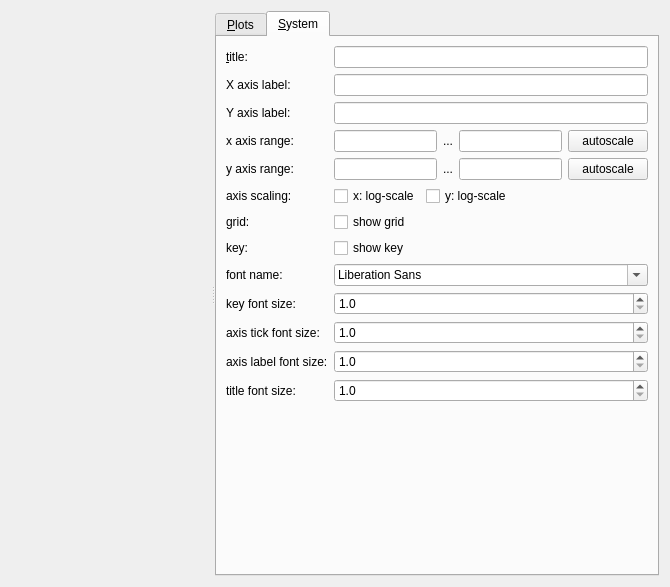
Qt form plugins/table/qfrdrtableplotwidget.ui (jkriege2/QuickFit3) before a commit.
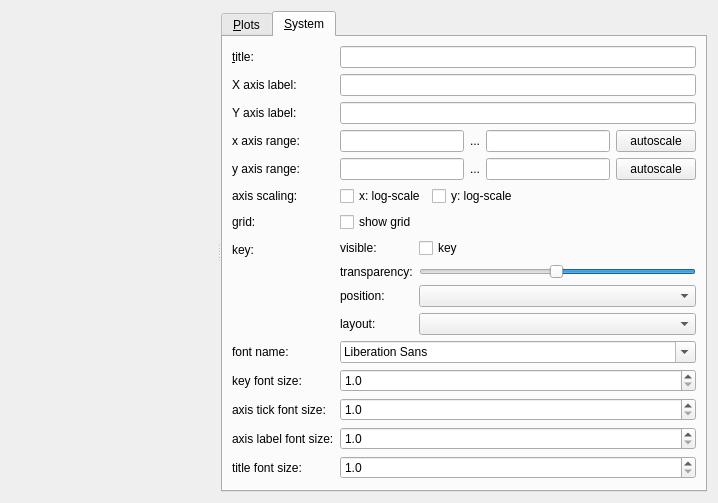
The same form after that commit. The open tabs and pages were chosen to show the change. Icons and pictures are not drawn. Custom widgets are drawn as their Qt base class.

Commit message: QuickFit3/fcs,imFCS,fcs_fit,imFCS_fit: added new plotstyles for errors (polygons) QuickFit3/fcs_fit,imFCS_fit: added checkbox to chow/hide plot keys QuickFit3/maxent: added possibility to change lag-time-axis in diffusion coefficient axis QuickFit3/table: more plot options for keys (position/layout/transparency) QuickFit3/number&brightness: added histograms for number and brightness

What changed in the file:
```diff
--- a/plugins/table/qfrdrtableplotwidget.ui
+++ b/plugins/table/qfrdrtableplotwidget.ui
@@ -6,14 +6,14 @@
    <rect>
     <x>0</x>
     <y>0</y>
-    <width>649</width>
-    <height>587</height>
+    <width>718</width>
+    <height>463</height>
    </rect>
   </property>
   <property name="windowTitle">
    <string>Form</string>
   </property>
-  <layout class="QVBoxLayout" name="verticalLayout_2">
+  <layout class="QHBoxLayout" name="horizontalLayout_5">
    <item>
     <widget class="QVisibleHandleSplitter" name="splitter">
      <property name="orientation">
@@ -40,14 +40,23 @@
       </layout>
      </widget>
      <widget class="QTabWidget" name="tabWidget">
+      <property name="sizePolicy">
+       <sizepolicy hsizetype="MinimumExpanding" vsizetype="Expanding">
+        <horstretch>0</horstretch>
+        <verstretch>0</verstretch>
+       </sizepolicy>
+      </property>
       <property name="currentIndex">
-       <number>0</number>
+       <number>1</number>
       </property>
       <widget class="QWidget" name="tabPlots">
        <attribute name="title">
         <string>&amp;Plots</string>
        </attribute>
        <layout class="QVBoxLayout" name="verticalLayout">
+        <property name="spacing">
+         <number>3</number>
+        </property>
         <item>
          <layout class="QHBoxLayout" name="horizontalLayout">
           <item>
@@ -107,6 +116,12 @@
            <property name="fieldGrowthPolicy">
             <enum>QFormLayout::AllNonFixedFieldsGrow</enum>
            </property>
+           <property name="horizontalSpacing">
+            <number>6</number>
+           </property>
+           <property name="verticalSpacing">
+            <number>3</number>
+           </property>
            <item row="0" column="0">
             <widget class="QLabel" name="label_3">
              <property name="text">
@@ -588,9 +603,6 @@
         <string>&amp;System</string>
        </attribute>
        <layout class="QFormLayout" name="formLayout_3">
-        <property name="fieldGrowthPolicy">
-         <enum>QFormLayout::AllNonFixedFieldsGrow</enum>
-        </property>
         <item row="0" column="0">
          <widget class="QLabel" name="label_9">
           <property name="text">
@@ -604,7 +616,7 @@
         <item row="0" column="1">
          <widget class="QLineEdit" name="edtTitle"/>
         </item>
-        <item row="2" column="0">
+        <item row="1" column="0">
          <widget class="QLabel" name="label_7">
           <property name="text">
            <string>X axis label:</string>
@@ -614,10 +626,10 @@
           </property>
          </widget>
         </item>
-        <item row="2" column="1">
+        <item row="1" column="1">
          <widget class="QLineEdit" name="edtXLabel"/>
         </item>
-        <item row="3" column="0">
+        <item row="2" column="0">
          <widget class="QLabel" name="label_8">
           <property name="text">
            <string>Y axis label:</string>
@@ -627,10 +639,10 @@
           </property>
          </widget>
         </item>
-        <item row="3" column="1">
+        <item row="2" column="1">
          <widget class="QLineEdit" name="edtYLabel"/>
         </item>
-        <item row="4" column="0">
+        <item row="3" column="0">
          <widget class="QLabel" name="label_10">
           <property name="text">
            <string>x axis range:</string>
@@ -640,7 +652,7 @@
           </property>
          </widget>
         </item>
-        <item row="4" column="1">
+        <item row="3" column="1">
          <layout class="QHBoxLayout" name="horizontalLayout_3">
           <item>
            <widget class="QFDoubleEdit" name="edtXMin"/>
@@ -664,7 +676,7 @@
           </item>
          </layout>
         </item>
-        <item row="5" column="0">
+        <item row="4" column="0">
          <widget class="QLabel" name="label_11">
           <property name="text">
            <string>y axis range:</string>
@@ -674,7 +686,7 @@
           </property>
          </widget>
         </item>
-        <item row="5" column="1">
+        <item row="4" column="1">
          <layout class="QHBoxLayout" name="horizontalLayout_4">
           <item>
            <widget class="QFDoubleEdit" name="edtYMin"/>
@@ -698,7 +710,7 @@
           </item>
          </layout>
         </item>
-        <item row="6" column="0">
+        <item row="5" column="0">
          <widget class="QLabel" name="label_12">
           <property name="text">
            <string>axis scaling:</string>
@@ -708,7 +720,7 @@
           </property>
          </widget>
         </item>
-        <item row="6" column="1">
+        <item row="5" column="1">
          <layout class="QHBoxLayout" name="horizontalLayout_2">
           <item>
            <widget class="QCheckBox" name="chkLogX">
@@ -739,7 +751,7 @@
           </item>
          </layout>
         </item>
-        <item row="7" column="0">
+        <item row="6" column="0">
          <widget class="QLabel" name="label_16">
           <property name="text">
            <string>grid:</string>
@@ -749,14 +761,14 @@
           </property>
          </widget>
         </item>
-        <item row="7" column="1">
+        <item row="6" column="1">
          <widget class="QCheckBox" name="chkGrid">
           <property name="text">
            <string>show grid</string>
           </property>
          </widget>
         </item>
-        <item row="8" column="0">
+        <item row="7" column="0">
          <widget class="QLabel" name="label_15">
           <property name="text">
            <string>key:</string>
@@ -766,18 +778,7 @@
           </property>
          </widget>
         </item>
-        <item row="8" column="1">
-         <layout class="QHBoxLayout" name="horizontalLayout_5">
-          <item>
-           <widget class="QCheckBox" name="chkShowKey">
-            <property name="text">
-             <string>show key</string>
-            </property>
-           </widget>
-          </item>
-         </layout>
-        </item>
-        <item row="9" column="0">
+        <item row="8" column="0">
          <widget class="QLabel" name="label_17">
           <property name="text">
            <string>font name:</string>
@@ -787,10 +788,10 @@
           </property>
          </widget>
         </item>
-        <item row="9" column="1">
+        <item row="8" column="1">
          <widget class="QFontComboBox" name="cmbFontname"/>
         </item>
-        <item row="10" column="0">
+        <item row="9" column="0">
          <widget class="QLabel" name="label_18">
           <property name="text">
            <string>key font size:</string>
@@ -800,7 +801,7 @@
           </property>
          </widget>
         </item>
-        <item row="10" column="1">
+        <item row="9" column="1">
          <widget class="QDoubleSpinBox" name="spinKeyFontSize">
           <property name="sizePolicy">
            <sizepolicy hsizetype="Minimum" vsizetype="Fixed">
@@ -819,7 +820,7 @@
           </property>
          </widget>
         </item>
-        <item row="11" column="0">
+        <item row="10" column="0">
          <widget class="QLabel" name="label_19">
           <property name="text">
            <string>axis tick font size:</string>
@@ -829,7 +830,7 @@
           </property>
          </widget>
         </item>
-        <item row="11" column="1">
+        <item row="10" column="1">
          <widget class="QDoubleSpinBox" name="spinAxisFontSize">
           <property name="sizePolicy">
            <sizepolicy hsizetype="Minimum" vsizetype="Fixed">
@@ -848,7 +849,7 @@
           </property>
          </widget>
         </item>
-        <item row="12" column="0">
+        <item row="11" column="0">
          <widget class="QLabel" name="label_20">
           <property name="text">
            <string>axis label font size:</string>
@@ -858,7 +859,7 @@
           </property>
          </widget>
         </item>
-        <item row="12" column="1">
+        <item row="11" column="1">
          <widget class="QDoubleSpinBox" name="spinAxisLabelFontSize">
           <property name="decimals">
            <number>1</number>
@@ -871,20 +872,7 @@
           </property>
          </widget>
         </item>
-        <item row="13" column="1">
-         <widget class="QDoubleSpinBox" name="spinTitleFontSize">
-          <property name="decimals">
-           <number>1</number>
-          </property>
-          <property name="minimum">
-           <double>1.000000000000000</double>
-          </property>
-          <property name="maximum">
-           <double>256.000000000000000</double>
-          </property>
-         </widget>
-        </item>
-        <item row="13" column="0">
+        <item row="12" column="0">
          <widget class="QLabel" name="label_21">
           <property name="text">
            <string>title font size:</string>
@@ -894,6 +882,113 @@
           </property>
          </widget>
         </item>
+        <item row="12" column="1">
+         <widget class="QDoubleSpinBox" name="spinTitleFontSize">
+          <property name="decimals">
+           <number>1</number>
+          </property>
+          <property name="minimum">
+           <double>1.000000000000000</double>
+          </property>
+          <property name="maximum">
+           <double>256.000000000000000</double>
+          </property>
+         </widget>
+        </item>
+        <item row="7" column="1">
+         <layout class="QFormLayout" name="formLayout_2">
+          <item row="0" column="0">
+           <widget class="QLabel" name="label_37">
+            <property name="text">
+             <string>visible:</string>
+            </property>
+            <property name="buddy">
+             <cstring>chkShowKey</cstring>
+            </property>
+           </widget>
+          </item>
+          <item row="0" column="1">
+           <widget class="QCheckBox" name="chkShowKey">
+            <property name="text">
+             <string>key</string>
+            </property>
+           </widget>
+          </item>
+          <item row="1" column="0">
+           <widget class="QLabel" name="label_38">
+            <property name="text">
+             <string>transparency:</string>
+            </property>
+            <property name="buddy">
+             <cstring>sliderKeyTransparency</cstring>
+            </property>
+           </widget>
+          </item>
+          <item row="1" column="1">
+           <widget class="QSlider" name="sliderKeyTransparency">
+            <property name="minimumSize">
+             <size>
+              <width>32</width>
+              <height>0</height>
+             </size>
+            </property>
+            <property name="maximum">
+             <number>255</number>
+            </property>
+            <property name="singleStep">
+             <number>2</number>
+            </property>
+            <property name="pageStep">
+             <number>50</number>
+            </property>
+            <property name="value">
+             <number>128</number>
+            </property>
+            <property name="orientation">
+             <enum>Qt::Horizontal</enum>
+            </property>
+            <property name="invertedAppearance">
+             <bool>true</bool>
+            </property>
+            <property name="invertedControls">
+             <bool>false</bool>
+            </property>
+            <property name="tickPosition">
+             <enum>QSlider::NoTicks</enum>
+            </property>
+            <property name="tickInterval">
+             <number>50</number>
+            </property>
+           </widget>
+          </item>
+          <item row="2" column="0">
+           <widget class="QLabel" name="label_33">
+            <property name="text">
+             <string>position:</string>
+            </property>
+            <property name="buddy">
+             <cstring>cmbKeyPosition</cstring>
+            </property>
+           </widget>
+          </item>
+          <item row="2" column="1">
+           <widget class="JKQTPkeyPositionComboBox" name="cmbKeyPosition"/>
+          </item>
+          <item row="3" column="0">
+           <widget class="QLabel" name="label_36">
+            <property name="text">
+             <string>layout:</string>
+            </property>
+            <property name="buddy">
+             <cstring>cmbKeyLayout</cstring>
+            </property>
+           </widget>
+          </item>
+          <item row="3" column="1">
+           <widget class="JKQTPkeyLayoutComboBox" name="cmbKeyLayout"/>
+          </item>
+         </layout>
+        </item>
        </layout>
       </widget>
      </widget>
@@ -957,6 +1052,16 @@
    <extends>QComboBox</extends>
    <header>jkqtptools.h</header>
   </customwidget>
+  <customwidget>
+   <class>JKQTPkeyLayoutComboBox</class>
+   <extends>QComboBox</extends>
+   <header>jkqtptools.h</header>
+  </customwidget>
+  <customwidget>
+   <class>JKQTPkeyPositionComboBox</class>
+   <extends>QComboBox</extends>
+   <header>jkqtptools.h</header>
+  </customwidget>
  </customwidgets>
  <tabstops>
   <tabstop>tabWidget</tabstop>
```
Left out of the diff: 1 changed line with no effect on the pictures. The commit also changes 19 other files.
